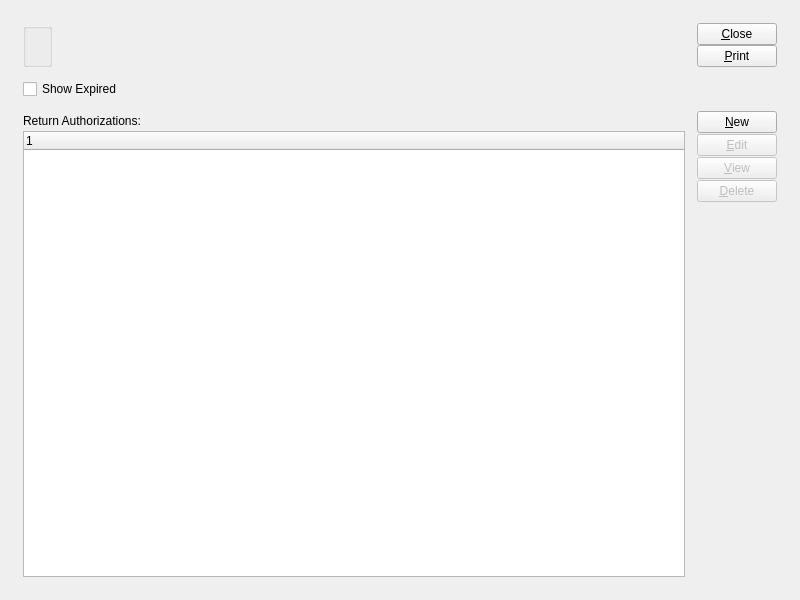
WooodHead/xtuple, file xtuple/trunk/guiclient/openReturnAuthorizations.ui: the form before one commit.
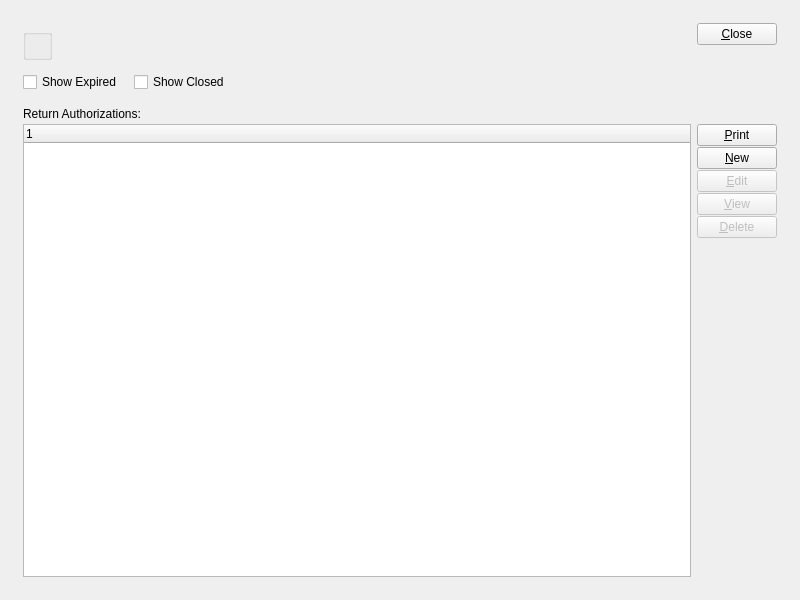
The form after the commit. Custom widgets are drawn as their Qt base class.

Commit message: Issue #8339:  Add Returns to customer workbench.  Other misc. tweaks.

The edit to the form file:
```diff
--- a/xtuple/trunk/guiclient/openReturnAuthorizations.ui
+++ b/xtuple/trunk/guiclient/openReturnAuthorizations.ui
@@ -26,31 +26,22 @@
   <property name="windowTitle" >
    <string>List Return Authorizations</string>
   </property>
+  <layout class="QGridLayout" name="gridLayout_3" >
+   <item row="0" column="0" >
   <layout class="QGridLayout" name="gridLayout_2" >
-   <item row="0" column="0" >
-    <layout class="QGridLayout" name="gridLayout" >
      <property name="margin" >
       <number>12</number>
      </property>
      <property name="spacing" >
       <number>12</number>
      </property>
-     <item row="0" column="0" colspan="2" >
+     <item row="0" column="0" >
       <layout class="QHBoxLayout" >
-       <property name="spacing" >
-        <number>6</number>
-       </property>
-       <property name="margin" >
-        <number>0</number>
-       </property>
        <item>
         <layout class="QVBoxLayout" >
-         <property name="spacing" >
-          <number>6</number>
-         </property>
-         <property name="margin" >
-          <number>0</number>
-         </property>
+         <item>
+          <widget class="CustCluster" name="_cust" />
+         </item>
          <item>
           <widget class="WarehouseGroup" name="_warehouse" >
            <property name="title" >
@@ -86,8 +77,8 @@
          </property>
          <property name="sizeHint" stdset="0" >
           <size>
-           <width>244</width>
-           <height>20</height>
+           <width>20</width>
+           <height>0</height>
           </size>
          </property>
         </spacer>
@@ -97,9 +88,6 @@
          <property name="spacing" >
           <number>0</number>
          </property>
-         <property name="margin" >
-          <number>0</number>
-         </property>
          <item>
           <widget class="QPushButton" name="_close" >
            <property name="text" >
@@ -107,20 +95,13 @@
            </property>
           </widget>
          </item>
-         <item>
-          <widget class="QPushButton" name="_print" >
-           <property name="text" >
-            <string>&amp;Print</string>
-           </property>
-          </widget>
-         </item>
          <item>
           <spacer>
            <property name="orientation" >
             <enum>Qt::Vertical</enum>
            </property>
            <property name="sizeType" >
-            <enum>QSizePolicy::Preferred</enum>
+            <enum>QSizePolicy::Expanding</enum>
            </property>
            <property name="sizeHint" stdset="0" >
             <size>
@@ -135,18 +116,60 @@
       </layout>
      </item>
      <item row="1" column="0" >
+      <layout class="QHBoxLayout" name="horizontalLayout" >
+       <property name="spacing" >
+        <number>12</number>
+       </property>
+       <item>
       <widget class="XCheckBox" name="_expired" >
        <property name="text" >
         <string>Show Expired</string>
        </property>
       </widget>
      </item>
+       <item>
+        <widget class="XCheckBox" name="_showClosed" >
+         <property name="text" >
+          <string>Show Closed</string>
+         </property>
+        </widget>
+       </item>
+       <item>
+        <spacer name="horizontalSpacer" >
+         <property name="orientation" >
+          <enum>Qt::Horizontal</enum>
+         </property>
+         <property name="sizeHint" stdset="0" >
+          <size>
+           <width>40</width>
+           <height>20</height>
+          </size>
+         </property>
+        </spacer>
+       </item>
+      </layout>
+     </item>
      <item row="2" column="0" >
-      <layout class="QVBoxLayout" >
-       <property name="spacing" >
-        <number>0</number>
+      <widget class="QFrame" name="_frame" >
+       <property name="sizePolicy" >
+        <sizepolicy vsizetype="Expanding" hsizetype="Preferred" >
+         <horstretch>0</horstretch>
+         <verstretch>1</verstretch>
+        </sizepolicy>
        </property>
+       <property name="frameShape" >
+        <enum>QFrame::NoFrame</enum>
+       </property>
+       <property name="frameShadow" >
+        <enum>QFrame::Raised</enum>
+       </property>
+       <layout class="QGridLayout" name="gridLayout" >
        <property name="margin" >
+         <number>0</number>
+        </property>
+        <item row="0" column="0" >
+         <layout class="QVBoxLayout" name="verticalLayout" >
+          <property name="spacing" >
         <number>0</number>
        </property>
        <item>
@@ -169,6 +192,8 @@
         </widget>
        </item>
        <item>
+           <layout class="QHBoxLayout" name="horizontalLayout_2" >
+            <item>
         <widget class="XTreeWidget" name="_ra" >
          <property name="sizePolicy" >
           <sizepolicy vsizetype="Expanding" hsizetype="Expanding" >
@@ -178,13 +203,18 @@
          </property>
         </widget>
        </item>
-      </layout>
-     </item>
-     <item row="2" column="1" >
+            <item>
       <layout class="QVBoxLayout" >
        <property name="spacing" >
         <number>1</number>
        </property>
+              <item>
+               <widget class="QPushButton" name="_print" >
+                <property name="text" >
+                 <string>&amp;Print</string>
+                </property>
+               </widget>
+              </item>
        <item>
         <widget class="QPushButton" name="_new" >
          <property name="enabled" >
@@ -246,10 +276,22 @@
     </layout>
    </item>
   </layout>
+        </item>
+       </layout>
+      </widget>
+     </item>
+    </layout>
+   </item>
+  </layout>
  </widget>
  <layoutdefault spacing="6" margin="11" />
  <pixmapfunction>qPixmapFromMimeSource</pixmapfunction>
  <customwidgets>
+  <customwidget>
+   <class>CustCluster</class>
+   <extends>QWidget</extends>
+   <header>custcluster.h</header>
+  </customwidget>
   <customwidget>
    <class>WarehouseGroup</class>
    <extends>QGroupBox</extends>
```
Left out of the diff: 5 changed lines with no effect on the pictures. Lines whose indentation alone changed are shown as unchanged. The commit also changes 11 other files.
